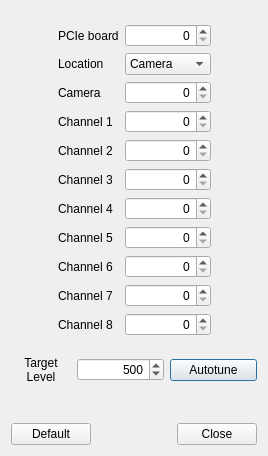
First picture: the form in escam/dialogdac.ui, repository Entwicklungsburo-Stresing/EBST_CAM, before the edit.
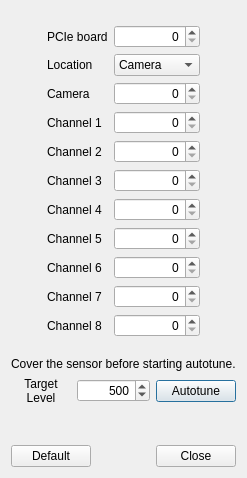
Second picture: the form after the edit.

Commit message: Add cover sensor hint for autotune

```diff
--- a/escam/dialogdac.ui
+++ b/escam/dialogdac.ui
@@ -6,8 +6,8 @@
    <rect>
     <x>0</x>
     <y>0</y>
-    <width>268</width>
-    <height>456</height>
+    <width>240</width>
+    <height>478</height>
    </rect>
   </property>
   <property name="windowTitle">
@@ -255,6 +255,13 @@
      </property>
     </spacer>
    </item>
+   <item>
+    <widget class="QLabel" name="labelAutotuneHint">
+     <property name="text">
+      <string>Cover the sensor before starting autotune.</string>
+     </property>
+    </widget>
+   </item>
    <item>
     <layout class="QHBoxLayout" name="horizontalLayoutAutotune">
      <item>
```
Left out of the diff: 38 changed lines with no effect on the pictures.
